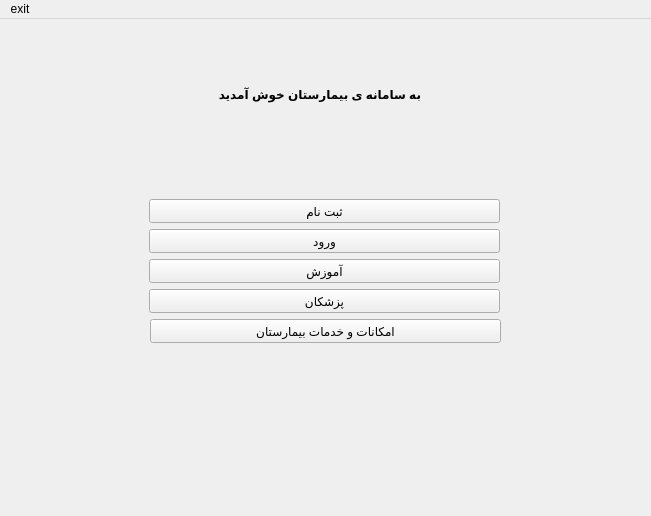
akbartvr/AP_project, file APproject/mainwindow.ui: the form before one commit.
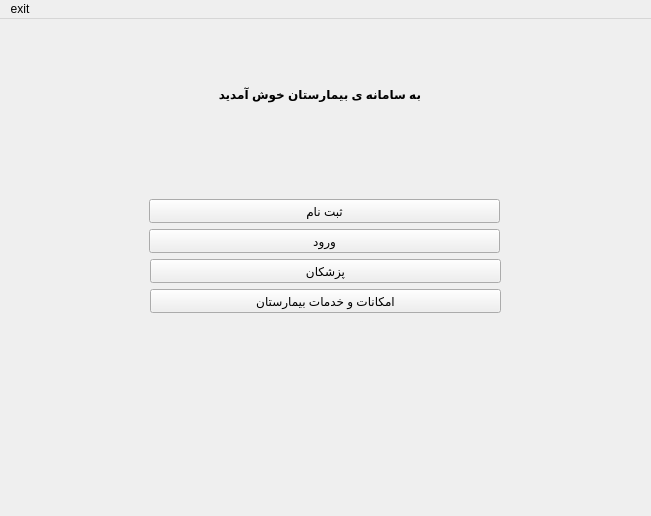
The form after the commit.

Patch:
```diff
--- a/APproject/mainwindow.ui
+++ b/APproject/mainwindow.ui
@@ -40,24 +40,11 @@
      <string>ورود</string>
     </property>
    </widget>
-   <widget class="QPushButton" name="teachingPB">
-    <property name="geometry">
-     <rect>
-      <x>149</x>
-      <y>240</y>
-      <width>351</width>
-      <height>24</height>
-     </rect>
-    </property>
-    <property name="text">
-     <string>آموزش</string>
-    </property>
-   </widget>
    <widget class="QPushButton" name="doctorsPB">
     <property name="geometry">
      <rect>
-      <x>149</x>
-      <y>270</y>
+      <x>150</x>
+      <y>240</y>
       <width>351</width>
       <height>24</height>
      </rect>
@@ -70,7 +57,7 @@
     <property name="geometry">
      <rect>
       <x>150</x>
-      <y>300</y>
+      <y>270</y>
       <width>351</width>
       <height>24</height>
      </rect>
```
